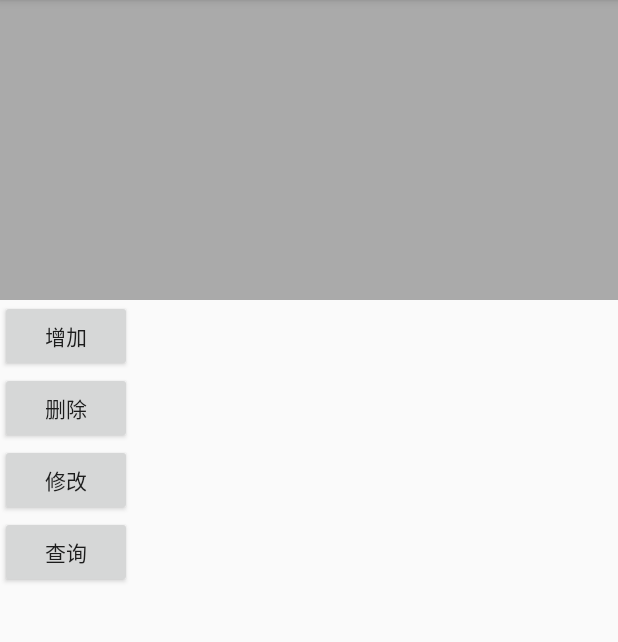
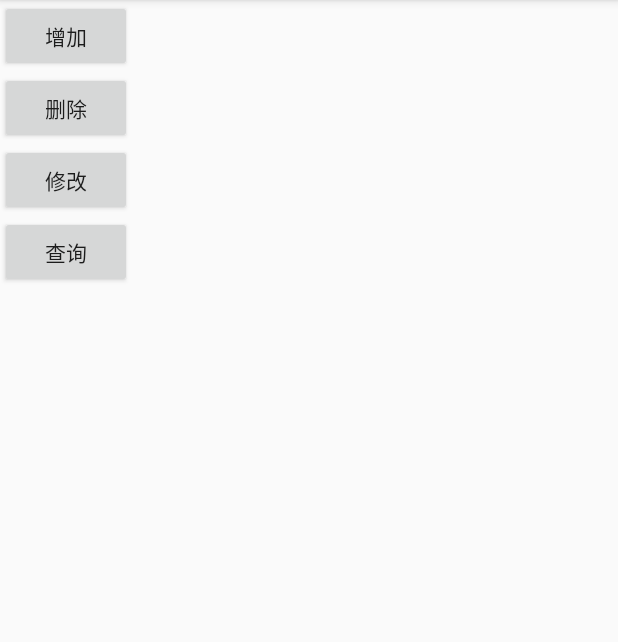
Before and after one commit to hgdsys007/PracticeDemo, an Android app: the screen it shows after launch (MainActivity), on a phone screen of 412 x 824 dp, the part 84-726 px from its top. Run offline under Robolectric (Android 15) with nearby library versions, the phone set to English and light mode, and no system bars; libraries missing offline, so code that uses them is left out: com.tmall.ultraviewpager, org.greenrobot.greendao; plain views replace UltraViewPager; 16 statements that could not run were skipped.

```diff
--- a/app/src/main/java/com/lzz/studtdemo/adapter/UltraPagerAdapter.java
+++ b/app/src/main/java/com/lzz/studtdemo/adapter/UltraPagerAdapter.java
@@ -40,6 +40,7 @@ import java.util.ArrayList;
 import java.util.List;
 
 /**
+ * 一屏展示前后俩个View的ViewPager
  * Created by mikeafc on 15/11/26.
  */
 public class UltraPagerAdapter extends PagerAdapter {
@@ -80,7 +81,7 @@ public class UltraPagerAdapter extends PagerAdapter {
         LinearLayout linearLayout = (LinearLayout) LayoutInflater.from(container.getContext()).inflate(R.layout.layout_child, null);
         //new LinearLayout(container.getContext());
         TextView textView = (TextView) linearLayout.findViewById(R.id.pager_textview);
-        textView.setText(position + "UltraViewPager");
+        textView.setText(users.get(position).getName() + "UltraViewPager");
         linearLayout.setId(R.id.item_id);
         switch (position) {
             case 0:
--- a/app/src/main/res/layout/activity_main.xml
+++ b/app/src/main/res/layout/activity_main.xml
@@ -12,7 +12,8 @@
         android:layout_width="match_parent"
         android:layout_height="200dp"
         android:layout_centerInParent="true"
-        android:background="@android:color/darker_gray" />
+        android:background="@android:color/darker_gray"
+        android:visibility="gone" />
 
     <Button
         android:id="@+id/insert"
```
Also changed, not shown: app/src/main/java/com/lzz/studtdemo/MainActivity.java (+20 -8 lines).
